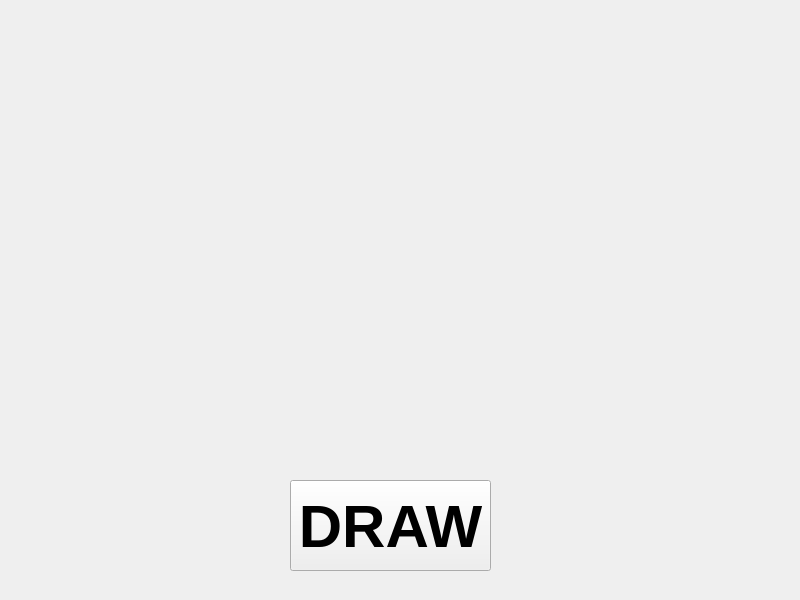
Old version of the form UI.ui in the repository umar2k7/Yandex_Lyceum.
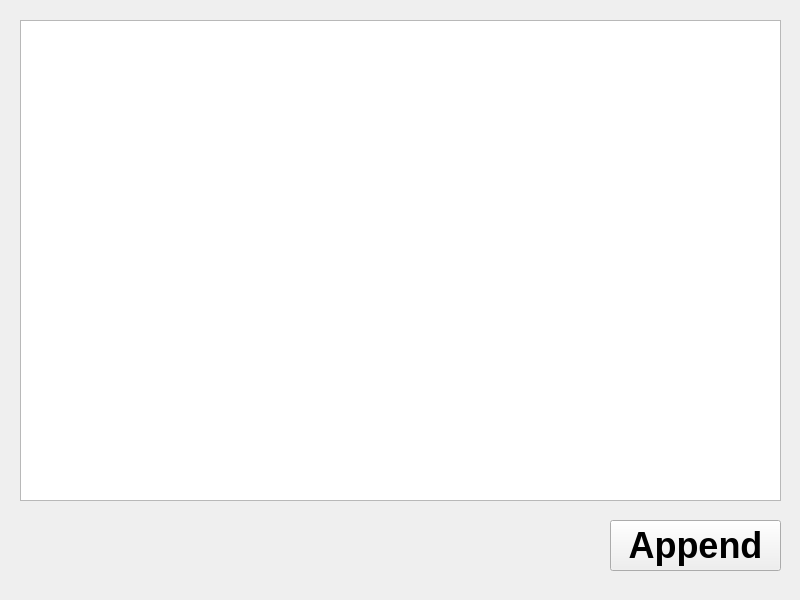
New version of the form.

```diff
--- a/UI.ui
+++ b/UI.ui
@@ -17,21 +17,31 @@
    <widget class="QPushButton" name="pushButton">
     <property name="geometry">
      <rect>
-      <x>290</x>
-      <y>480</y>
-      <width>201</width>
-      <height>91</height>
+      <x>610</x>
+      <y>520</y>
+      <width>171</width>
+      <height>51</height>
      </rect>
     </property>
     <property name="font">
      <font>
-      <pointsize>45</pointsize>
+      <pointsize>27</pointsize>
       <weight>75</weight>
       <bold>true</bold>
      </font>
     </property>
     <property name="text">
-     <string>DRAW</string>
+     <string>Append</string>
+    </property>
+   </widget>
+   <widget class="QTableWidget" name="tableWidget">
+    <property name="geometry">
+     <rect>
+      <x>20</x>
+      <y>20</y>
+      <width>761</width>
+      <height>481</height>
+     </rect>
     </property>
    </widget>
   </widget>
```
Left out of the diff: 2 changed lines with no effect on the pictures.
